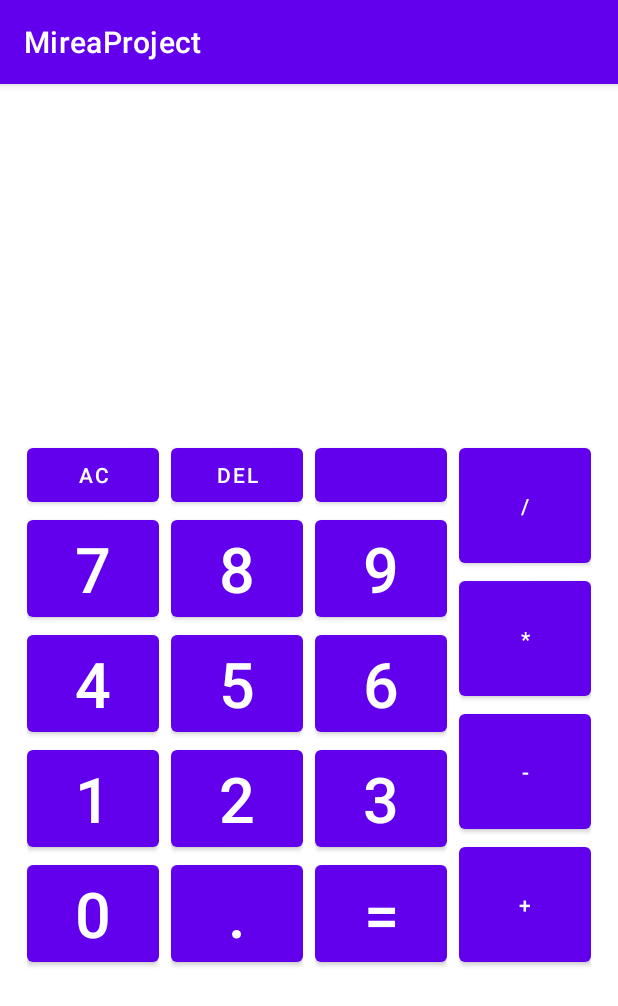
After one commit to Def404/MireaProject, an Android app: the fragment CalculateFragment shown on its own in the app's theme, on a phone screen of 412 x 824 dp. The commit adds this screen. Shown: the top 1006 px of the screen. Run offline under Robolectric (Android 15) with nearby library versions, the phone set to English and light mode, and no system bars.

Commit message:
Calculate

```diff
--- a/app/build.gradle
+++ b/app/build.gradle
@@ -39,6 +39,7 @@ dependencies {
     implementation 'androidx.lifecycle:lifecycle-viewmodel-ktx:2.3.1'
     implementation 'androidx.navigation:navigation-fragment:2.3.5'
     implementation 'androidx.navigation:navigation-ui:2.3.5'
+    implementation 'androidx.legacy:legacy-support-v4:1.0.0'
     testImplementation 'junit:junit:4.13.2'
     androidTestImplementation 'androidx.test.ext:junit:1.1.3'
     androidTestImplementation 'androidx.test.espresso:espresso-core:3.4.0'
--- /dev/null
+++ b/app/src/main/java/ru/mirea/baskakov/mireaproject/CalculateFragment.java
@@ -0,0 +1,160 @@
+package ru.mirea.baskakov.mireaproject;
+
+import android.os.Bundle;
+
+import androidx.fragment.app.Fragment;
+
+import android.view.LayoutInflater;
+import android.view.View;
+import android.view.ViewGroup;
+import android.widget.TextView;
+import android.widget.Button;
+import java.math.BigDecimal;
+import java.math.RoundingMode;
+
+public class CalculateFragment extends Fragment {
+
+    private TextView resultTextView;
+    private String fistNum = "";
+    private String secondNum = "";
+    private Operation operation;
+    private boolean operationFinished = false;
+
+    @Override
+    public View onCreateView(LayoutInflater inflater, ViewGroup container,
+                             Bundle savedInstanceState) {
+
+        View view = inflater.inflate(R.layout.fragment_calculate, container, false);
+        resultTextView = (TextView) view.findViewById(R.id.textView);
+        view.findViewById(R.id.one_btn).setOnClickListener(this::onNumberButtonClick);
+        view.findViewById(R.id.two_btn).setOnClickListener(this::onNumberButtonClick);
+        view.findViewById(R.id.three_btn).setOnClickListener(this::onNumberButtonClick);
+        view.findViewById(R.id.four_btn).setOnClickListener(this::onNumberButtonClick);
+        view.findViewById(R.id.five_btn).setOnClickListener(this::onNumberButtonClick);
+        view.findViewById(R.id.six_btn).setOnClickListener(this::onNumberButtonClick);
+        view.findViewById(R.id.seven_btn).setOnClickListener(this::onNumberButtonClick);
+        view.findViewById(R.id.eight_btn).setOnClickListener(this::onNumberButtonClick);
+        view.findViewById(R.id.nine_btn).setOnClickListener(this::onNumberButtonClick);
+        view.findViewById(R.id.null_btm).setOnClickListener(this::onNumberButtonClick);
+        view.findViewById(R.id.point_btn).setOnClickListener(this::onNumberButtonClick);
+
+        view.findViewById(R.id.equals_btn).setOnClickListener(this::equalsBtnOnClick);
+        view.findViewById(R.id.del_btn2).setOnClickListener(this::delBtnOnClick);
+        view.findViewById(R.id.div_btn).setOnClickListener(this::divBtnOnClick);
+        view.findViewById(R.id.mltp_btn).setOnClickListener(this::mltpBtnOnClick);
+        view.findViewById(R.id.min_btn).setOnClickListener(this::minBtnOnClick);
+        view.findViewById(R.id.sum_btn).setOnClickListener(this::sumBtnOnClick);
+        view.findViewById(R.id.ac_btn).setOnClickListener(this::acBtnOnClick);
+
+        return view;
+    }
+
+    private void equalsBtnOnClick(View view){
+        performOperation();
+        fistNum = "";
+        secondNum = resultTextView.getText().toString();
+    }
+
+    private void delBtnOnClick(View view){
+        if (secondNum.length() > 0){
+            secondNum = secondNum.substring(0, secondNum.length()-1);
+            resultTextView.setText(secondNum);
+        }
+    }
+
+    private void sumBtnOnClick(View view){
+        performAction(Operation.PLUS);
+    }
+
+    private void minBtnOnClick(View view){
+        performAction(Operation.MINUS);
+    }
+
+    private void divBtnOnClick(View view){
+        performAction(Operation.DIVIDE);
+    }
+
+    private void mltpBtnOnClick(View view){
+        performAction(Operation.MULTI);
+    }
+
+    private void acBtnOnClick(View view){
+        fistNum = "";
+        secondNum = "";
+        resultTextView.setText(secondNum);
+        operation = null;
+    }
+
+    private void performOperation(){
+
+        if (secondNum.equals(""))
+            secondNum = "0";
+
+        double resultNumber = 0.0;
+
+        boolean divOnNull = false;
+
+        if (!fistNum.equals("")) {
+            if (operation == Operation.PLUS) {
+                resultNumber = Double.parseDouble(fistNum)
+                        + Double.parseDouble(secondNum);
+
+            } else if (operation == Operation.DIVIDE) {
+                if (Double.parseDouble(secondNum) == 0){
+                    divOnNull = true;
+                }
+                else{
+                    resultNumber = Double.parseDouble(fistNum)
+                            / Double.parseDouble(secondNum);
+                }
+
+            } else if (operation == Operation.MULTI) {
+                resultNumber = Double.parseDouble(fistNum)
+                        * Double.parseDouble(secondNum);
+
+            } else if (operation == Operation.MINUS) {
+                resultNumber = Double.parseDouble(fistNum)
+                        - Double.parseDouble(secondNum);
+            }
+
+            if (divOnNull){
+                resultTextView.setText("Error");
+                secondNum = "";
+                operationFinished = true;
+            }
+            else{
+                resultNumber = new BigDecimal(resultNumber)
+                        .setScale(2, RoundingMode.HALF_EVEN). doubleValue();
+                fistNum = String.valueOf(resultNumber);
+                resultTextView.setText(fistNum);
+                secondNum = "";
+                operationFinished = true;
+            }
+        }
+    }
+
+    private void onNumberButtonClick(View view){
+        if(operationFinished){
+            secondNum = "";
+            operationFinished = false;
+        }
+        Button button = (Button) view;
+        if(secondNum.equals("") && button.getText().toString().equals(".")){
+            secondNum += "0";
+        }
+        secondNum += button.getText().toString();
+        resultTextView.setText(secondNum);
+    }
+
+    private void performAction(Operation operation){
+        if(fistNum.equals("")){
+            this.operation = operation;
+            fistNum = secondNum;
+            secondNum = "";
+            resultTextView.setText("");
+        } else {
+            performOperation();
+            this.operation = operation;
+        }
+    }
+}
--- a/app/src/main/java/ru/mirea/baskakov/mireaproject/MainActivity.java
+++ b/app/src/main/java/ru/mirea/baskakov/mireaproject/MainActivity.java
@@ -41,7 +41,8 @@ public class MainActivity extends AppCompatActivity {
         // Passing each menu ID as a set of Ids because each
         // menu should be considered as top level destinations.
         mAppBarConfiguration = new AppBarConfiguration.Builder(
-                R.id.nav_home, R.id.nav_gallery, R.id.nav_slideshow)
+                R.id.nav_home, R.id.nav_gallery, R.id.nav_slideshow,
+                R.id.nav_calculate, R.id.nav_webView)
                 .setOpenableLayout(drawer)
                 .build();
         NavController navController = Navigation.findNavController(this, R.id.nav_host_fragment_content_main);
--- /dev/null
+++ b/app/src/main/java/ru/mirea/baskakov/mireaproject/Operation.java
@@ -0,0 +1,5 @@
+package ru.mirea.baskakov.mireaproject;
+
+public enum Operation {
+    PLUS, MINUS, DIVIDE, MULTI
+}
--- /dev/null
+++ b/app/src/main/res/layout/fragment_calculate.xml
@@ -0,0 +1,210 @@
+<?xml version="1.0" encoding="utf-8"?>
+<androidx.constraintlayout.widget.ConstraintLayout xmlns:android="http://schemas.android.com/apk/res/android"
+    xmlns:app="http://schemas.android.com/apk/res-auto"
+    android:layout_width="match_parent"
+    android:layout_height="match_parent">
+
+    <TextView
+        android:id="@+id/textView"
+        android:layout_width="wrap_content"
+        android:layout_height="wrap_content"
+        android:layout_marginTop="100dp"
+        android:textSize="42sp"
+        app:layout_constraintEnd_toEndOf="parent"
+        app:layout_constraintStart_toStartOf="parent"
+        app:layout_constraintTop_toTopOf="parent" />
+
+    <LinearLayout
+        android:layout_width="wrap_content"
+        android:layout_height="wrap_content"
+        android:layout_marginTop="80dp"
+        android:orientation="horizontal"
+        app:layout_constraintEnd_toEndOf="parent"
+        app:layout_constraintStart_toStartOf="parent"
+        app:layout_constraintTop_toBottomOf="@+id/textView">
+
+        <LinearLayout
+            android:layout_width="wrap_content"
+            android:layout_height="wrap_content"
+            android:orientation="vertical"
+            android:layout_marginHorizontal="4dp">
+
+            <Button
+                android:id="@+id/ac_btn"
+                android:layout_width="match_parent"
+                android:layout_height="wrap_content"
+                android:layout_weight="1"
+                android:text="AC"
+                android:onClick="acBtnOnClick"/>
+
+            <Button
+                android:id="@+id/seven_btn"
+                android:layout_width="match_parent"
+                android:layout_height="wrap_content"
+                android:textSize="42sp"
+                android:text="7"
+                android:onClick="sevenBtnOnClick"/>
+
+            <Button
+                android:id="@+id/four_btn"
+                android:layout_width="match_parent"
+                android:layout_height="wrap_content"
+                android:textSize="42sp"
+                android:text="4"
+                android:onClick="fourBtnOnClick"/>
+
+            <Button
+                android:id="@+id/one_btn"
+                android:layout_width="match_parent"
+                android:layout_height="wrap_content"
+                android:textSize="42sp"
+                android:text="1"
+                android:onClick="oneBtnOnClick"/>
+
+            <Button
+                android:id="@+id/null_btm"
+                android:layout_width="match_parent"
+                android:layout_height="wrap_content"
+                android:textSize="42sp"
+                android:text="0"
+                android:onClick="oneBtnOnClick"/>
+
+        </LinearLayout>
+
+        <LinearLayout
+            android:layout_width="match_parent"
+            android:layout_height="match_parent"
+            android:layout_marginHorizontal="4dp"
+            android:orientation="vertical">
+
+            <Button
+                android:id="@+id/del_btn2"
+                android:layout_width="match_parent"
+                android:layout_height="wrap_content"
+                android:layout_weight="1"
+                android:text="DEL"
+                android:onClick="delBtnOnClick"/>
+
+            <Button
+                android:id="@+id/eight_btn"
+                android:layout_width="match_parent"
+                android:layout_height="wrap_content"
+                android:textSize="42sp"
+                android:text="8"
+                android:onClick="eightBtnOnClick"/>
+
+            <Button
+                android:id="@+id/five_btn"
+                android:layout_width="match_parent"
+                android:layout_height="wrap_content"
+                android:textSize="42sp"
+                android:text="5"
+                android:onClick="fiveBtnOnClick"/>
+
+            <Button
+                android:id="@+id/two_btn"
+                android:layout_width="match_parent"
+                android:layout_height="wrap_content"
+                android:textSize="42sp"
+                android:text="2"
+                android:onClick="twoBtnOnClick"/>
+
+            <Button
+                android:id="@+id/point_btn"
+                android:layout_width="match_parent"
+                android:layout_height="wrap_content"
+                android:textSize="42sp"
+                android:text="."
+                android:onClick="pointBtnOnClock"/>
+
+        </LinearLayout>
+
+        <LinearLayout
+            android:layout_width="match_parent"
+            android:layout_height="match_parent"
+            android:orientation="vertical"
+            android:layout_marginHorizontal="4dp">
+
+            <Button
+                android:id="@+id/btn"
+                android:layout_width="match_parent"
+                android:layout_height="wrap_content"
+                android:layout_weight="1"
+                android:contentDescription="@string/action_settings" />
+
+            <Button
+                android:id="@+id/nine_btn"
+                android:layout_width="match_parent"
+                android:layout_height="wrap_content"
+                android:textSize="42sp"
+                android:text="9"
+                android:onClick="nineBtnOnClick"/>
+
+            <Button
+                android:id="@+id/six_btn"
+                android:layout_width="match_parent"
+                android:layout_height="wrap_content"
+                android:textSize="42sp"
+                android:text="6"
+                android:onClick="sixBtnOnClick"/>
+
+            <Button
+                android:id="@+id/three_btn"
+                android:layout_width="match_parent"
+                android:layout_height="wrap_content"
+                android:textSize="42sp"
+                android:text="3"
+                android:onClick="threeBtnOnClick"/>
+
+            <Button
+                android:id="@+id/equals_btn"
+                android:layout_width="match_parent"
+                android:layout_height="wrap_content"
+                android:textSize="42sp"
+                android:text="="
+                android:onClick="equalsBtnOnClick"/>
+        </LinearLayout>
+
+        <LinearLayout
+            android:layout_width="match_parent"
+            android:layout_height="match_parent"
+            android:orientation="vertical"
+            android:layout_marginHorizontal="4dp">
+
+            <Button
+                android:id="@+id/div_btn"
+                android:layout_width="match_parent"
+                android:layout_height="wrap_content"
+                android:layout_weight="1"
+                android:text="/"
+                android:onClick="divBtnOnClick"/>
+
+            <Button
+                android:id="@+id/mltp_btn"
+                android:layout_width="match_parent"
+                android:layout_height="wrap_content"
+                android:layout_weight="1"
+                android:text="*"
+                android:onClick="mltpBtnOnClick"/>
+
+            <Button
+                android:id="@+id/min_btn"
+                android:layout_width="match_parent"
+                android:layout_height="wrap_content"
+                android:layout_weight="1"
+                android:text="-"
+                android:onClick="minBtnOnClick"/>
+
+            <Button
+                android:id="@+id/sum_btn"
+                android:layout_width="match_parent"
+                android:layout_height="wrap_content"
+                android:layout_weight="1"
+                android:text="+"
+                android:onClick="sumBtnOnClick"/>
+        </LinearLayout>
+
+    </LinearLayout>
+
+
+</androidx.constraintlayout.widget.ConstraintLayout>
--- a/app/src/main/res/values/strings.xml
+++ b/app/src/main/res/values/strings.xml
@@ -10,4 +10,6 @@
     <string name="menu_home">Home</string>
     <string name="menu_gallery">Gallery</string>
     <string name="menu_slideshow">Slideshow</string>
+    <!-- TODO: Remove or change this placeholder text -->
+    <string name="hello_blank_fragment">Hello blank fragment</string>
 </resources>
```
Also changed, not shown: app/src/main/java/ru/mirea/baskakov/mireaproject/WebViewFragment.java (added, +64 -0 lines), app/src/main/res/layout/fragment_web_view.xml (added, +14 -0 lines), app/src/main/res/menu/activity_main_drawer.xml (+8 -0 lines), app/src/main/res/navigation/mobile_navigation.xml (+10 -0 lines).
